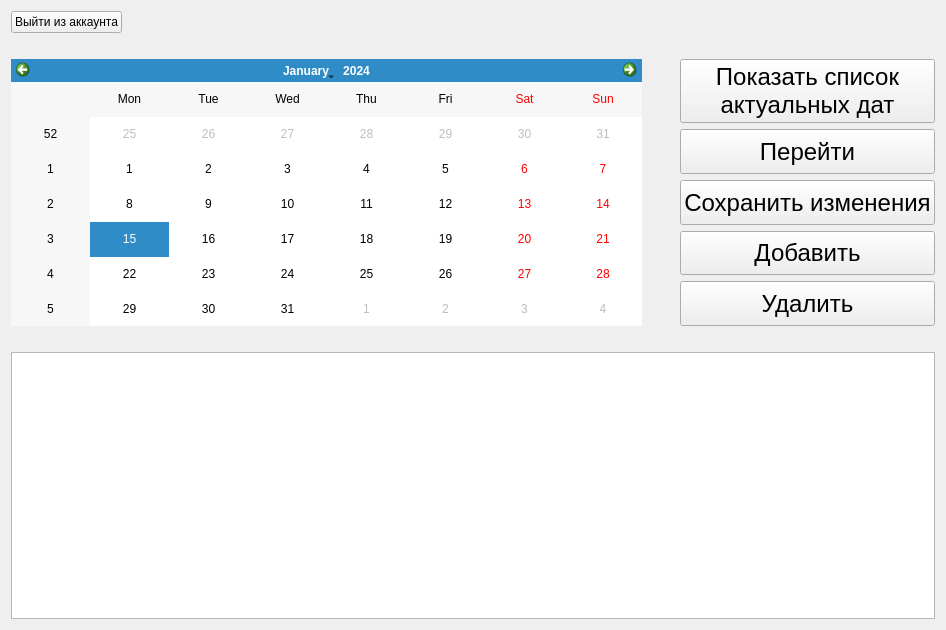
Before: the Qt Designer form AWP_ACTOR/calendar.ui in Gmel2004/ARM, drawn with Qt 5.
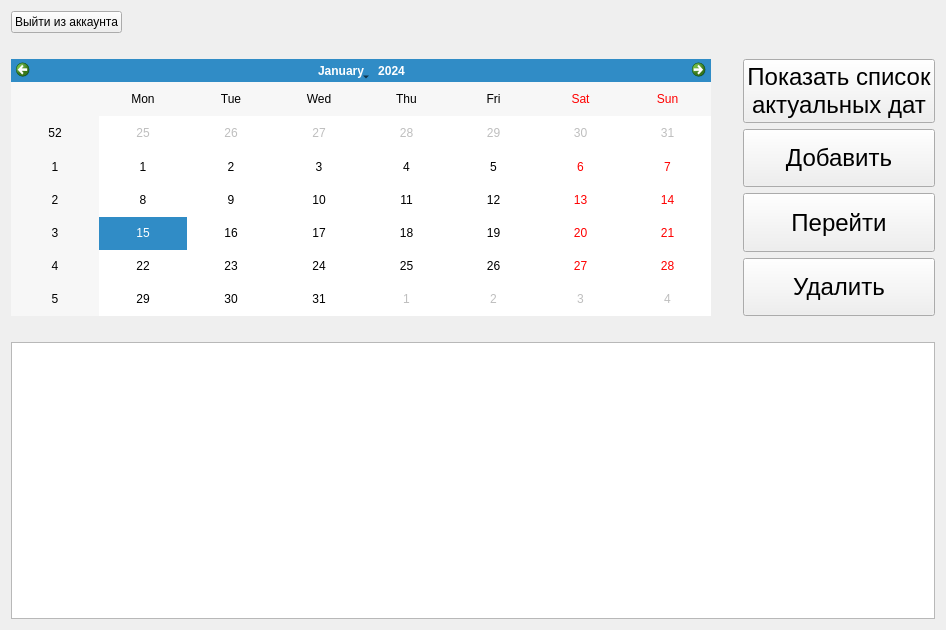
After: the same form once the commit is applied.

```diff
--- a/AWP_ACTOR/calendar.ui
+++ b/AWP_ACTOR/calendar.ui
@@ -16,26 +16,7 @@
   <layout class="QGridLayout" name="gridLayout_2">
    <item row="3" column="0">
     <layout class="QGridLayout" name="gridLayout">
-     <item row="2" column="1" colspan="4">
-      <widget class="QTableView" name="tableView">
-       <property name="enabled">
-        <bool>true</bool>
-       </property>
-       <property name="styleSheet">
-        <string notr="true"/>
-       </property>
-       <property name="editTriggers">
-        <set>QAbstractItemView::AllEditTriggers</set>
-       </property>
-       <property name="selectionMode">
-        <enum>QAbstractItemView::ExtendedSelection</enum>
-       </property>
-       <property name="sortingEnabled">
-        <bool>false</bool>
-       </property>
-      </widget>
-     </item>
-     <item row="0" column="4">
+     <item row="0" column="3">
       <layout class="QVBoxLayout" name="verticalLayout">
        <item>
         <widget class="QPushButton" name="ShowCurentDatesButton">
@@ -59,45 +40,6 @@
          </property>
         </widget>
        </item>
-       <item>
-        <widget class="QPushButton" name="MoveButton">
-         <property name="sizePolicy">
-          <sizepolicy hsizetype="Preferred" vsizetype="Preferred">
-           <horstretch>0</horstretch>
-           <verstretch>0</verstretch>
-          </sizepolicy>
-         </property>
-         <property name="font">
-          <font>
-           <pointsize>18</pointsize>
-          </font>
-         </property>
-         <property name="cursor">
-          <cursorShape>PointingHandCursor</cursorShape>
-         </property>
-         <property name="text">
-          <string>Перейти</string>
-         </property>
-        </widget>
-       </item>
-       <item>
-        <widget class="QPushButton" name="SaveChangesButton">
-         <property name="sizePolicy">
-          <sizepolicy hsizetype="Preferred" vsizetype="Preferred">
-           <horstretch>0</horstretch>
-           <verstretch>0</verstretch>
-          </sizepolicy>
-         </property>
-         <property name="font">
-          <font>
-           <pointsize>18</pointsize>
-          </font>
-         </property>
-         <property name="text">
-          <string>Сохранить изменения</string>
-         </property>
-        </widget>
-       </item>
        <item>
         <widget class="QPushButton" name="AddButton">
          <property name="sizePolicy">
@@ -125,6 +67,27 @@
          </property>
         </widget>
        </item>
+       <item>
+        <widget class="QPushButton" name="MoveButton">
+         <property name="sizePolicy">
+          <sizepolicy hsizetype="Preferred" vsizetype="Preferred">
+           <horstretch>0</horstretch>
+           <verstretch>0</verstretch>
+          </sizepolicy>
+         </property>
+         <property name="font">
+          <font>
+           <pointsize>18</pointsize>
+          </font>
+         </property>
+         <property name="cursor">
+          <cursorShape>PointingHandCursor</cursorShape>
+         </property>
+         <property name="text">
+          <string>Перейти</string>
+         </property>
+        </widget>
+       </item>
        <item>
         <widget class="QPushButton" name="DelButton">
          <property name="sizePolicy">
@@ -148,7 +111,14 @@
        </item>
       </layout>
      </item>
-     <item row="1" column="1" colspan="4">
+     <item row="0" column="1">
+      <widget class="QCalendarWidget" name="calendarWidget">
+       <property name="styleSheet">
+        <string notr="true"/>
+       </property>
+      </widget>
+     </item>
+     <item row="2" column="1" colspan="3">
       <spacer name="horizontalSpacer">
        <property name="orientation">
         <enum>Qt::Horizontal</enum>
@@ -161,14 +131,7 @@
        </property>
       </spacer>
      </item>
-     <item row="0" column="1">
-      <widget class="QCalendarWidget" name="calendarWidget">
-       <property name="styleSheet">
-        <string notr="true"/>
-       </property>
-      </widget>
-     </item>
-     <item row="0" column="3">
+     <item row="0" column="2">
       <spacer name="verticalSpacer">
        <property name="orientation">
         <enum>Qt::Vertical</enum>
@@ -209,6 +172,9 @@
      </property>
     </spacer>
    </item>
+   <item row="4" column="0">
+    <widget class="QTableWidget" name="tableWidget"/>
+   </item>
   </layout>
   <zorder>SignOutButton</zorder>
   <zorder></zorder>
```
Left out of the diff: 29 changed lines with no effect on the pictures.
